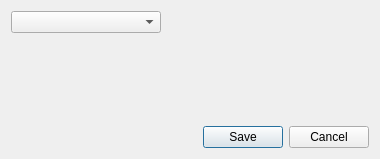
Old version of the form ui/qtgui/new_account_dialog.ui in the repository marosi/SocialDesktopClient.
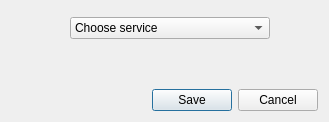
New version of the form.

Patch:
```diff
--- a/ui/qtgui/new_account_dialog.ui
+++ b/ui/qtgui/new_account_dialog.ui
@@ -6,8 +6,8 @@
    <rect>
     <x>0</x>
     <y>0</y>
-    <width>380</width>
-    <height>159</height>
+    <width>329</width>
+    <height>122</height>
    </rect>
   </property>
   <property name="windowTitle">
@@ -17,14 +17,41 @@
    <item>
     <layout class="QVBoxLayout" name="layout">
      <item>
+      <layout class="QFormLayout" name="formLayout_2">
+       <property name="sizeConstraint">
+        <enum>QLayout::SetDefaultConstraint</enum>
+       </property>
+       <property name="fieldGrowthPolicy">
+        <enum>QFormLayout::ExpandingFieldsGrow</enum>
+       </property>
+       <property name="formAlignment">
+        <set>Qt::AlignCenter</set>
+       </property>
+       <item row="0" column="1">
       <widget class="QComboBox" name="servicesComboBox">
+         <property name="minimumSize">
+          <size>
+           <width>200</width>
+           <height>0</height>
+          </size>
+         </property>
        <property name="maximumSize">
         <size>
-         <width>150</width>
+           <width>300</width>
          <height>16777215</height>
         </size>
        </property>
-      </widget>
+         <property name="duplicatesEnabled">
+          <bool>true</bool>
+         </property>
+         <item>
+          <property name="text">
+           <string>Choose service</string>
+          </property>
+         </item>
+        </widget>
+       </item>
+      </layout>
      </item>
      <item>
       <widget class="QWidget" name="currentServiceWidget" native="true"/>
```
Left out of the diff: 2 changed lines with no effect on the pictures. Lines whose indentation alone changed are shown as unchanged.
